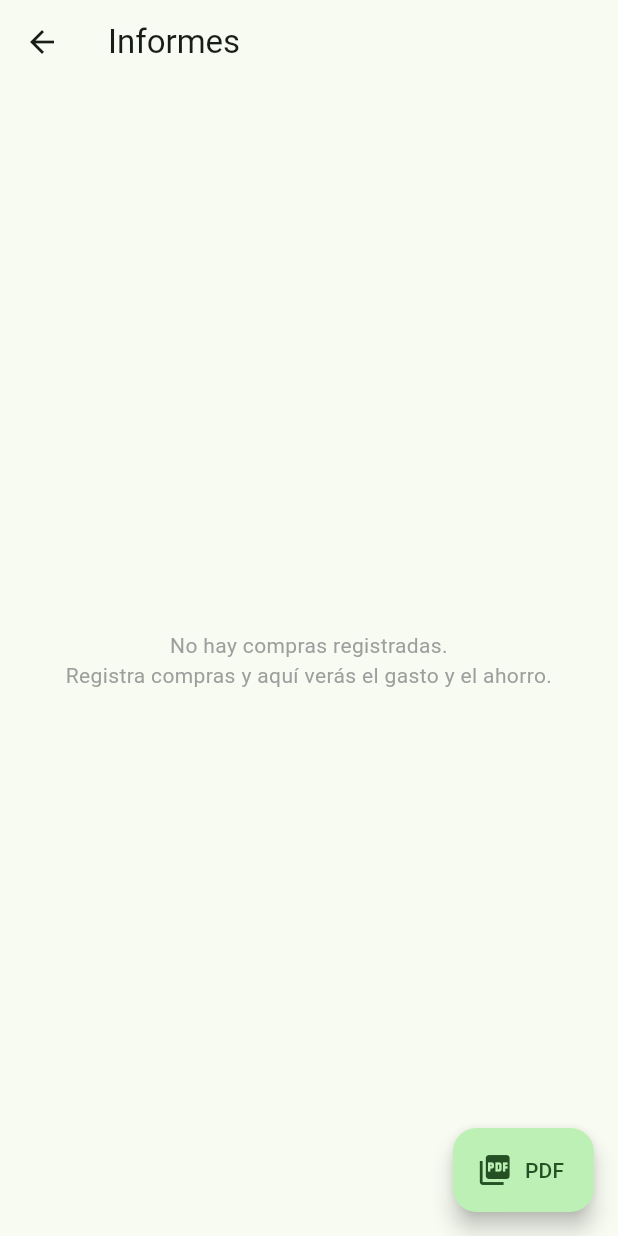
After one commit to luengof67/comparaprecios, a Flutter app: the screen it shows after launch, after a tap on the "bar chart" icon, on a phone screen of 412 x 824 dp. The commit adds this screen. Run offline on Flutter 3.47's test engine with Material 3 defaults, Android fonts, the phone set to English and light mode, and no system bars; our stand-ins replace cloud_firestore, firebase_core, pdf, printing; accounts and stored records are empty.

Commit message:
Fase 4: informes por mes/semana/evento/proveedor con exportar PDF

```diff
--- a/lib/main.dart
+++ b/lib/main.dart
@@ -6,6 +6,7 @@ import 'firebase_options.dart'; // generado por flutterfire configure
 import 'services/firestore_service.dart';
 import 'ui/compras_screen.dart';
 import 'ui/dashboard_screen.dart';
+import 'ui/informes_screen.dart';
 import 'ui/lista_compra_screen.dart';
 import 'ui/productos_screen.dart';
 import 'ui/proveedores_screen.dart';
@@ -63,7 +64,19 @@ class _RaizScreenState extends State<RaizScreen> {
     ];
 
     return Scaffold(
-      appBar: AppBar(title: Text(titulos[_tab])),
+      appBar: AppBar(
+        title: Text(titulos[_tab]),
+        actions: [
+          IconButton(
+            tooltip: 'Informes',
+            icon: const Icon(Icons.bar_chart),
+            onPressed: () => Navigator.push(
+              context,
+              MaterialPageRoute(builder: (_) => InformesScreen(db: _db)),
+            ),
+          ),
+        ],
+      ),
       body: pantallas[_tab],
       bottomNavigationBar: NavigationBar(
         selectedIndex: _tab,
--- a/lib/services/analitica_service.dart
+++ b/lib/services/analitica_service.dart
@@ -1,4 +1,5 @@
 import '../models/comparativa.dart';
+import '../models/compra.dart';
 import '../models/precio.dart';
 import '../models/producto.dart';
 import '../models/proveedor.dart';
@@ -96,6 +97,97 @@ class AnaliticaService {
       vecesGanador: vecesGanador,
     );
   }
+
+  // ---- INFORMES SOBRE COMPRAS REALES ----
+
+  /// Precio actual mas caro por producto (referencia para el ahorro).
+  static Map<String, double> precioMaxPorProducto(
+    List<Producto> productos,
+    List<Precio> precios,
+    List<Proveedor> proveedores,
+  ) {
+    final comps = compararTodo(productos, precios, proveedores);
+    final m = <String, double>{};
+    for (final c in comps) {
+      if (c.tieneDatos) m[c.producto.id] = c.precioMax;
+    }
+    return m;
+  }
+
+  /// Genera los grupos del informe segun la agrupacion elegida.
+  /// Ahorro = (coste al proveedor mas caro de cada producto) - (lo gastado).
+  static List<GrupoInforme> informe(
+    List<Compra> compras,
+    Map<String, double> precioMaxPorProd,
+    AgrupacionInforme agrupacion,
+  ) {
+    final Map<String, GrupoInforme> mapa = {};
+
+    for (final c in compras) {
+      final (clave, etiqueta, orden) = _claveGrupo(c, agrupacion);
+      final g = mapa.putIfAbsent(clave, () => GrupoInforme(etiqueta, orden));
+      g.nCompras++;
+      for (final l in c.lineas) {
+        g.nLineas++;
+        g.gastado += l.total;
+        final max = precioMaxPorProd[l.productoId];
+        final refUnit = (max != null && max > l.precioUnitario)
+            ? max
+            : l.precioUnitario;
+        g.referencia += refUnit * l.cantidad;
+      }
+    }
+
+    final lista = mapa.values.toList();
+    if (agrupacion == AgrupacionInforme.mes ||
+        agrupacion == AgrupacionInforme.semana) {
+      lista.sort((a, b) =>
+          (b.orden ?? DateTime(0)).compareTo(a.orden ?? DateTime(0)));
+    } else {
+      lista.sort((a, b) => b.gastado.compareTo(a.gastado));
+    }
+    return lista;
+  }
+
+  static (String, String, DateTime?) _claveGrupo(
+      Compra c, AgrupacionInforme a) {
+    switch (a) {
+      case AgrupacionInforme.mes:
+        final clave = '${c.fecha.year}-${c.fecha.month.toString().padLeft(2, '0')}';
+        return (clave, clave, DateTime(c.fecha.year, c.fecha.month));
+      case AgrupacionInforme.semana:
+        final lunes = c.fecha.subtract(Duration(days: c.fecha.weekday - 1));
+        final d = DateTime(lunes.year, lunes.month, lunes.day);
+        final clave = '${d.year}-${d.month}-${d.day}';
+        return (clave, 'Semana del ${d.day}/${d.month}', d);
+      case AgrupacionInforme.evento:
+        final ev = (c.evento == null || c.evento!.isEmpty)
+            ? '(sin evento)'
+            : c.evento!;
+        return (ev, ev, null);
+      case AgrupacionInforme.proveedor:
+        return (c.proveedorId, c.proveedorNombre, null);
+    }
+  }
+}
+
+/// Como se agrupa el informe.
+enum AgrupacionInforme { mes, semana, evento, proveedor }
+
+/// Un grupo del informe (un mes, una semana, un evento o un proveedor).
+class GrupoInforme {
+  final String etiqueta;
+  final DateTime? orden;
+  double gastado = 0;
+  double referencia = 0; // coste al mas caro
+  int nLineas = 0;
+  int nCompras = 0;
+
+  GrupoInforme(this.etiqueta, this.orden);
+
+  double get ahorro => referencia - gastado;
+  double get ahorroPorcentaje =>
+      referencia > 0 ? (ahorro / referencia) * 100 : 0;
 }
 
 extension<T> on Iterable<T> {
--- /dev/null
+++ b/lib/ui/informes_screen.dart
@@ -0,0 +1,272 @@
+import 'package:flutter/material.dart';
+import 'package:pdf/pdf.dart';
+import 'package:pdf/widgets.dart' as pw;
+import 'package:printing/printing.dart';
+
+import '../models/compra.dart';
+import '../models/precio.dart';
+import '../models/producto.dart';
+import '../models/proveedor.dart';
+import '../services/analitica_service.dart';
+import '../services/firestore_service.dart';
+import 'formato.dart';
+
+class InformesScreen extends StatefulWidget {
+  final FirestoreService db;
+  const InformesScreen({super.key, required this.db});
+
+  @override
+  State<InformesScreen> createState() => _InformesScreenState();
+}
+
+class _InformesScreenState extends State<InformesScreen> {
+  AgrupacionInforme _agrupacion = AgrupacionInforme.mes;
+
+  String _etiquetaAgrupacion() => switch (_agrupacion) {
+        AgrupacionInforme.mes => 'Por mes',
+        AgrupacionInforme.semana => 'Por semana',
+        AgrupacionInforme.evento => 'Por evento',
+        AgrupacionInforme.proveedor => 'Por proveedor',
+      };
+
+  @override
+  Widget build(BuildContext context) {
+    return Scaffold(
+      appBar: AppBar(title: const Text('Informes')),
+      body: StreamBuilder<List<Compra>>(
+        stream: widget.db.compras(),
+        builder: (context, snapC) {
+          return StreamBuilder<List<Producto>>(
+            stream: widget.db.productos(),
+            builder: (context, snapProd) {
+              return StreamBuilder<List<Proveedor>>(
+                stream: widget.db.proveedores(),
+                builder: (context, snapProv) {
+                  return StreamBuilder<List<Precio>>(
+                    stream: widget.db.precios(),
+                    builder: (context, snapPre) {
+                      if (!snapC.hasData ||
+                          !snapProd.hasData ||
+                          !snapProv.hasData ||
+                          !snapPre.hasData) {
+                        return const Center(child: CircularProgressIndicator());
+                      }
+                      final compras = snapC.data!;
+                      if (compras.isEmpty) {
+                        return const Center(
+                          child: Padding(
+                            padding: EdgeInsets.all(32),
+                            child: Text(
+                              'No hay compras registradas.\n'
+                              'Registra compras y aquí verás el gasto y el ahorro.',
+                              textAlign: TextAlign.center,
+                              style: TextStyle(color: Colors.grey),
+                            ),
+                          ),
+                        );
+                      }
+
+                      final precioMax = AnaliticaService.precioMaxPorProducto(
+                          snapProd.data!, snapPre.data!, snapProv.data!);
+                      final grupos = AnaliticaService.informe(
+                          compras, precioMax, _agrupacion);
+
+                      final totalGastado =
+                          grupos.fold<double>(0, (s, g) => s + g.gastado);
+                      final totalAhorro =
+                          grupos.fold<double>(0, (s, g) => s + g.ahorro);
+
+                      return Column(
+                        children: [
+                          Padding(
+                            padding: const EdgeInsets.all(12),
+                            child: SegmentedButton<AgrupacionInforme>(
+                              segments: const [
+                                ButtonSegment(
+                                    value: AgrupacionInforme.mes,
+                                    label: Text('Mes')),
+                                ButtonSegment(
+                                    value: AgrupacionInforme.semana,
+                                    label: Text('Semana')),
+                                ButtonSegment(
+                                    value: AgrupacionInforme.evento,
+                                    label: Text('Evento')),
+                                ButtonSegment(
+                                    value: AgrupacionInforme.proveedor,
+                                    label: Text('Prov.')),
+                              ],
+                              selected: {_agrupacion},
+                              onSelectionChanged: (s) =>
+                                  setState(() => _agrupacion = s.first),
+                            ),
+                          ),
+                          Padding(
+                            padding:
+                                const EdgeInsets.symmetric(horizontal: 12),
+                            child: Card(
+                              color: Theme.of(context)
+                                  .colorScheme
+                                  .primaryContainer,
+                              child: Padding(
+                                padding: const EdgeInsets.all(16),
+                                child: Row(
+                                  mainAxisAlignment:
+                                      MainAxisAlignment.spaceAround,
+                                  children: [
+                                    _Metrica('Gastado', euros(totalGastado)),
+                                    _Metrica('Ahorrado', euros(totalAhorro),
+                                        color: Colors.green.shade800),
+                                  ],
+                                ),
+                              ),
+                            ),
+                          ),
+                          Expanded(
+                            child: ListView(
+                              padding:
+                                  const EdgeInsets.fromLTRB(12, 8, 12, 90),
+                              children: grupos
+                                  .map((g) => _FilaGrupo(grupo: g))
+                                  .toList(),
+                            ),
+                          ),
+                        ],
+                      );
+                    },
+                  );
+                },
+              );
+            },
+          );
+        },
+      ),
+      floatingActionButton: FloatingActionButton.extended(
+        onPressed: () => _exportarPdf(context),
+        icon: const Icon(Icons.picture_as_pdf),
+        label: const Text('PDF'),
+      ),
+    );
+  }
+
+  Future<void> _exportarPdf(BuildContext context) async {
+    // Recoge los datos actuales una vez.
+    final compras = await widget.db.compras().first;
+    if (compras.isEmpty) {
+      if (context.mounted) {
+        ScaffoldMessenger.of(context).showSnackBar(
+          const SnackBar(content: Text('No hay compras para exportar.')),
+        );
+      }
+      return;
+    }
+    final productos = await widget.db.productos().first;
+    final proveedores = await widget.db.proveedores().first;
+    final precios = await widget.db.precios().first;
+
+    final precioMax = AnaliticaService.precioMaxPorProducto(
+        productos, precios, proveedores);
+    final grupos = AnaliticaService.informe(compras, precioMax, _agrupacion);
+    final totalGastado = grupos.fold<double>(0, (s, g) => s + g.gastado);
+    final totalAhorro = grupos.fold<double>(0, (s, g) => s + g.ahorro);
+
+    final doc = pw.Document();
+    doc.addPage(
+      pw.MultiPage(
+        pageFormat: PdfPageFormat.a4,
+        build: (ctx) => [
+          pw.Header(
+            level: 0,
+            child: pw.Text('Informe de compras · ${_etiquetaAgrupacion()}',
+                style: pw.TextStyle(
+                    fontSize: 18, fontWeight: pw.FontWeight.bold)),
+          ),
+          pw.Text('Generado el ${fecha(DateTime.now())}'),
+          pw.SizedBox(height: 12),
+          pw.Table.fromTextArray(
+            headerStyle: pw.TextStyle(fontWeight: pw.FontWeight.bold),
+            headerDecoration:
+                const pw.BoxDecoration(color: PdfColors.grey300),
+            cellAlignments: {
+              0: pw.Alignment.centerLeft,
+              1: pw.Alignment.centerRight,
+              2: pw.Alignment.centerRight,
+              3: pw.Alignment.centerRight,
+            },
+            headers: ['Grupo', 'Compras', 'Gastado', 'Ahorrado'],
+            data: grupos
+                .map((g) => [
+                      g.etiqueta,
+                      g.nCompras.toString(),
+                      euros(g.gastado),
+                      euros(g.ahorro),
+                    ])
+                .toList(),
+          ),
+          pw.SizedBox(height: 16),
+          pw.Divider(),
+          pw.Row(
+            mainAxisAlignment: pw.MainAxisAlignment.spaceBetween,
+            children: [
+              pw.Text('TOTAL gastado: ${euros(totalGastado)}',
+                  style: pw.TextStyle(fontWeight: pw.FontWeight.bold)),
+              pw.Text('TOTAL ahorrado: ${euros(totalAhorro)}',
+                  style: pw.TextStyle(fontWeight: pw.FontWeight.bold)),
+            ],
+          ),
+        ],
+      ),
+    );
+
+    await Printing.layoutPdf(onLayout: (format) async => doc.save());
+  }
+}
+
+class _Metrica extends StatelessWidget {
+  final String titulo;
+  final String valor;
+  final Color? color;
+  const _Metrica(this.titulo, this.valor, {this.color});
+
+  @override
+  Widget build(BuildContext context) {
+    return Column(
+      children: [
+        Text(titulo, style: const TextStyle(fontSize: 13)),
+        Text(valor,
+            style: TextStyle(
+                fontSize: 22, fontWeight: FontWeight.bold, color: color)),
+      ],
+    );
+  }
+}
+
+class _FilaGrupo extends StatelessWidget {
+  final GrupoInforme grupo;
+  const _FilaGrupo({required this.grupo});
+
+  @override
+  Widget build(BuildContext context) {
+    return Card(
+      margin: const EdgeInsets.only(bottom: 8),
+      child: ListTile(
+        title: Text(grupo.etiqueta,
+            style: const TextStyle(fontWeight: FontWeight.w600)),
+        subtitle: Text(
+            '${grupo.nCompras} compras · ${grupo.nLineas} líneas · gastado ${euros(grupo.gastado)}'),
+        trailing: Column(
+          mainAxisAlignment: MainAxisAlignment.center,
+          crossAxisAlignment: CrossAxisAlignment.end,
+          children: [
+            Text(euros(grupo.ahorro),
+                style: TextStyle(
+                    color: Colors.green.shade800,
+                    fontWeight: FontWeight.bold,
+                    fontSize: 15)),
+            Text('${grupo.ahorroPorcentaje.toStringAsFixed(0)}% ahorro',
+                style: const TextStyle(fontSize: 11, color: Colors.grey)),
+          ],
+        ),
+      ),
+    );
+  }
+}
--- a/pubspec.yaml
+++ b/pubspec.yaml
@@ -13,6 +13,8 @@ dependencies:
   cloud_firestore: ^5.4.4
   fl_chart: ^0.69.0
   intl: ^0.19.0
+  pdf: ^3.11.1
+  printing: ^5.13.2
   cupertino_icons: ^1.0.8
 
 dev_dependencies:
```
Also changed, not shown: pubspec.lock, 5 other files.
